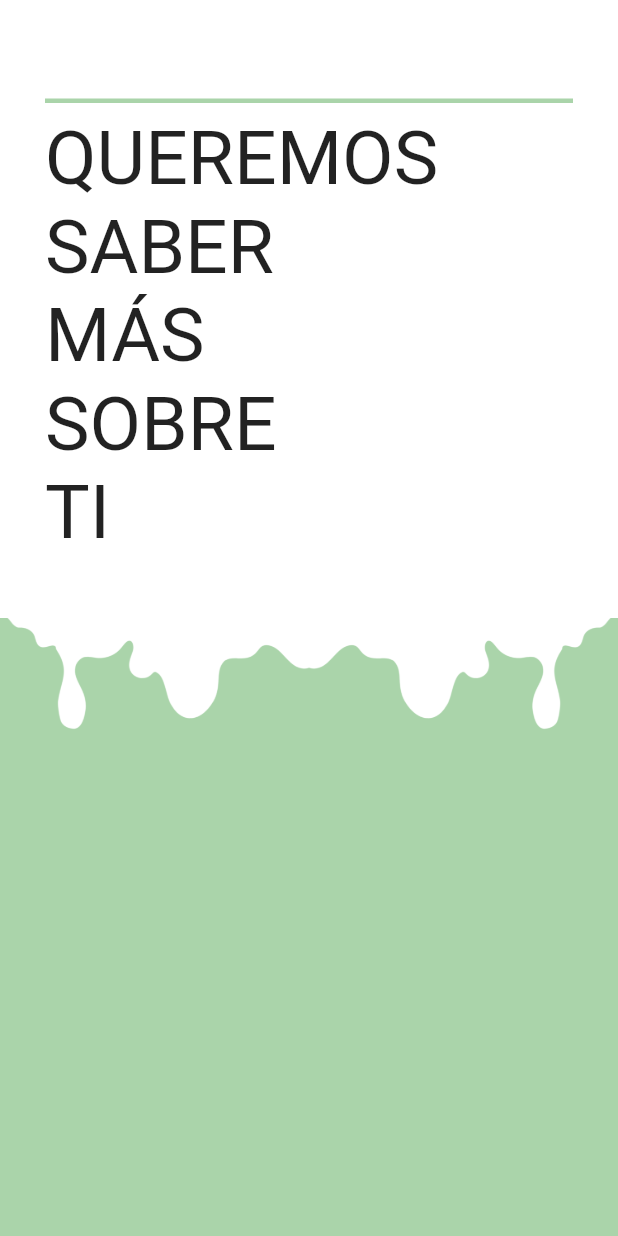
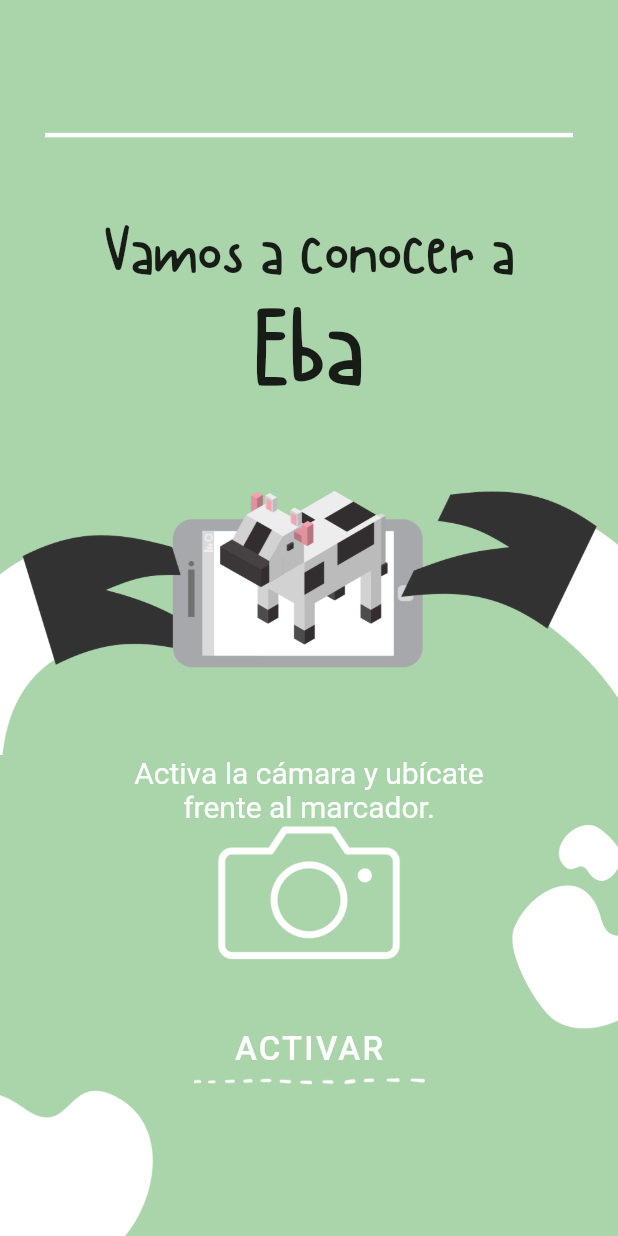
Before and after one commit to LigiaRojas/Eba, a Flutter app: the screen it shows after launch, on a phone screen of 412 x 824 dp. Run offline on Flutter 3.47's test engine with Material 2 defaults, Android fonts, the phone set to English and light mode, and no system bars; Roboto replaces fonts that are missing (LeagueSpartan).

Commit message:
Pantalla activación de la cámara.

```diff
--- a/lib/main.dart
+++ b/lib/main.dart
@@ -1,14 +1,17 @@
+import 'package:eba/views/camera_request.dart';
 import 'package:flutter/material.dart';
 
 import 'package:eba/views/loading_screen.dart';
 import 'package:eba/views/login_form.dart';
+import 'package:eba/views/camera_request.dart';
 
 void main() {
   runApp(MaterialApp(
-    initialRoute: '/login-form',
+    initialRoute: '/camera-request',
     routes: {
       '/': (context) => LoadingScreen(),
       '/login-form': (context) => LoginForm(),
+      '/camera-request': (context) => CameraRequest(),
     },
   ));
 }
--- /dev/null
+++ b/lib/views/camera_request.dart
@@ -0,0 +1,173 @@
+import 'package:flutter/material.dart';
+
+class CameraRequest extends StatelessWidget {
+  @override
+  Widget build(BuildContext context) {
+    return Scaffold(
+      backgroundColor: Color(0xffaad4aa),
+      body: Column(
+        children: <Widget>[
+          Expanded(
+            flex: 1,
+            child: Container(
+            ),
+          ),
+          Divider(
+            indent: 30.0,
+            endIndent: 30.0,
+            thickness: 3.0,
+            height: 0.0,
+            color: Colors.white,
+          ),
+          Expanded(
+            flex: 2,
+            child: Column(
+              mainAxisAlignment: MainAxisAlignment.end,
+              children: <Widget>[
+                Text(
+                  'Vamos a conocer a',
+                  style: TextStyle(
+                    fontFamily: 'Canda Tawa Regular',
+                    fontSize: 45.0,
+                  ),
+                ),
+                Text(
+                  'Eba',
+                  style: TextStyle(
+                    fontFamily: 'Canda Tawa Regular',
+                    fontSize: 75.0,
+                  ),
+                ),
+              ],
+            ),
+          ),
+          Expanded(
+            flex: 3,
+            child: Column(
+              mainAxisAlignment: MainAxisAlignment.end,
+              children: <Widget>[
+                Image.asset('images/logo-cropped.png'),
+                Text(
+                  'Activa la cámara y ubícate\nfrente al marcador.',
+                  style: TextStyle(
+                    fontFamily: 'LeagueSpartan',
+                    color: Colors.white,
+                    fontSize: 20.0,
+                  ),
+                  textAlign: TextAlign.center,
+                ),
+              ],
+            ),
+          ),
+          Expanded(
+            flex: 3,
+            child: Row(
+              children: <Widget>[
+                Expanded(
+                  flex: 1,
+                  child: Column(
+                    children: <Widget>[
+                      Expanded(
+                        flex: 3,
+                        child: Container(),
+                      ),
+                      Expanded(
+                        flex: 2,
+                        child: Container(
+                          alignment: Alignment.bottomLeft,
+                          child: Image.asset('images/left-stain.png'),
+                        ),
+                      ),
+                    ],
+                  ),
+                ),
+                Expanded(
+                  flex: 2,
+                  child: Column(
+                    mainAxisAlignment: MainAxisAlignment.start,
+                    children: <Widget>[
+                      Expanded(
+                        flex: 2,
+                        child: Padding(
+                          padding: const EdgeInsets.only(left: 30.0, right: 30.0),
+                          child: Image.asset('images/camera.png'),
+                        ),
+                      ),
+                      Expanded(
+                          flex: 1,
+                          child: Container()
+                      ),
+                      Expanded(
+                        flex: 3,
+                        child: Column(
+                          children: <Widget>[
+                            Expanded(
+                              flex: 2,
+                              child: Container(
+                                alignment: Alignment.bottomCenter,
+                                child: FlatButton(
+                                  onPressed: () {
+                                    print('Funciona');
+                                  },
+                                  child: Column(
+                                    children: <Widget>[
+                                      Expanded(
+                                        flex: 1,
+                                        child: Text(
+                                          'ACTIVAR',
+                                          style: TextStyle(
+                                            fontFamily: 'LeagueSpartan',
+                                            color: Colors.white,
+                                            fontSize: 22.0,
+                                            letterSpacing: 1.5,
+                                          ),
+                                        ),
+                                      ),
+                                      Expanded(
+                                        flex: 1,
+                                        child: Padding(
+                                          padding: const EdgeInsets.only(left: 10.0, right: 10.0),
+                                          child: Image.asset('images/dashed-line.png'),
+                                        ),
+                                      ),
+                                    ],
+                                  ),
+                                ),
+                              ),
+                            ),
+                            Expanded(
+                              flex: 3,
+                              child: Container(),
+                            ),
+                          ],
+                        ),
+                      ),
+                    ],
+                  ),
+                ),
+                Expanded(
+                  flex: 1,
+                  child: Column(
+                    children: <Widget>[
+                      Expanded(
+                        flex: 1,
+                        child: Container(
+                            alignment: Alignment.topRight,
+                            child: Image.asset('images/right-stain.png'),
+                        ),
+                      ),
+                      Expanded(
+                          flex: 1,
+                          child: Container(),
+                      ),
+                    ],
+                  ),
+                ),
+              ],
+            ),
+          ),
+        ],
+      ),
+    );
+  }
+}
```
Also changed, not shown: images/camera.png (added), images/dashed-line.png (added), images/left-stain.png (added), images/logo-cropped.png (added), images/right-stain.png (added).
